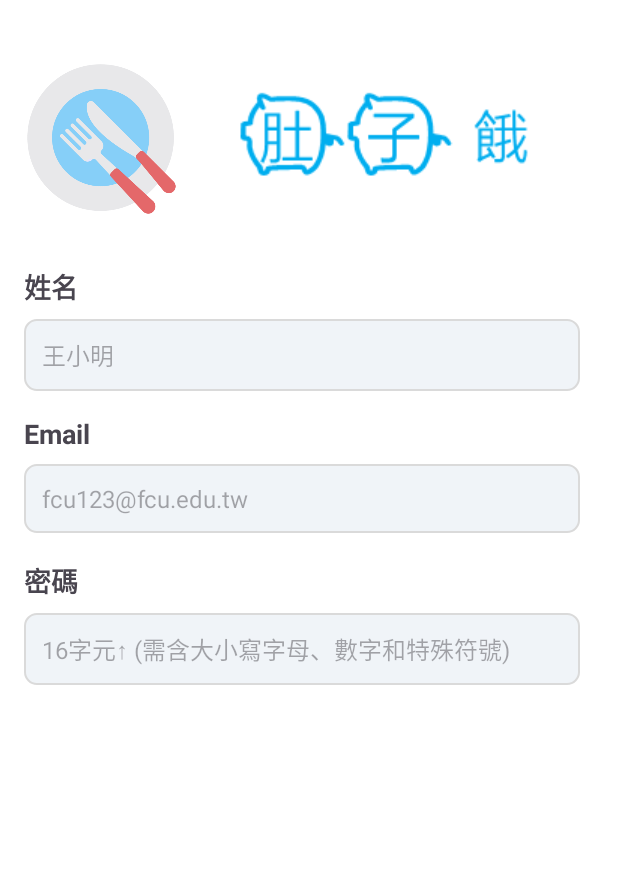
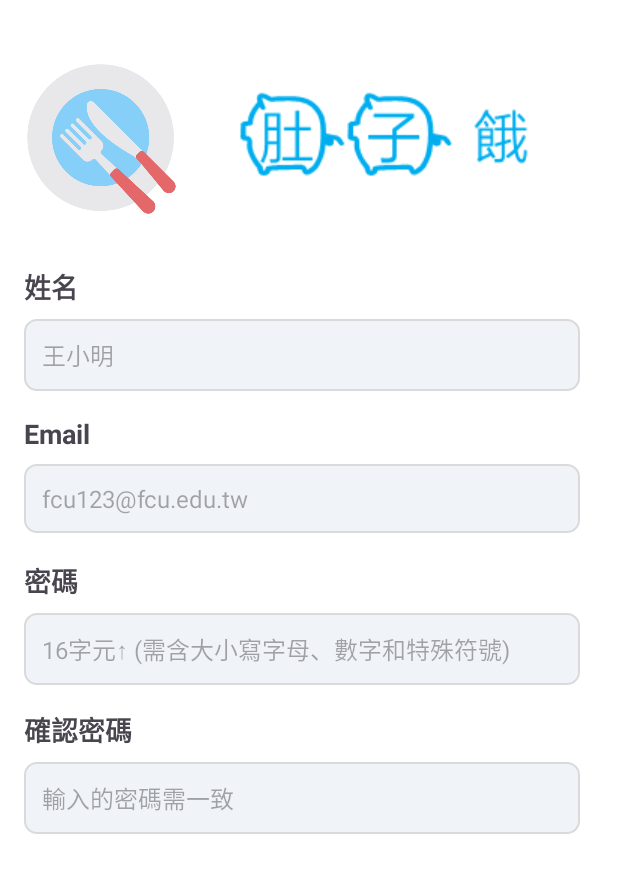
Before and after one commit to WhitePomeranian/Mobile-Application-Development_Hungry, an Android app: the screen it shows after launch (MainActivity), on a phone screen of 412 x 824 dp. Shown: the top 873 px of the screen. Run offline under Robolectric (Android 15) with nearby library versions, the phone set to English and light mode, and no system bars.

Commit message:
新增確認密碼的欄位

```diff
--- a/app/src/main/res/layout/activity_main.xml
+++ b/app/src/main/res/layout/activity_main.xml
@@ -8,7 +8,7 @@
     tools:context=".MainActivity">
 
     <TextView
-        android:id="@+id/textView"
+        android:id="@+id/tv_name"
         android:layout_width="wrap_content"
         android:layout_height="wrap_content"
         android:layout_marginStart="16dp"
@@ -17,20 +17,20 @@
         android:textAppearance="@style/TextAppearance.AppCompat.Medium"
         android:textStyle="bold"
         app:layout_constraintStart_toStartOf="parent"
-        app:layout_constraintTop_toBottomOf="@+id/imageView2" />
+        app:layout_constraintTop_toBottomOf="@+id/iv_app_logo" />
 
     <ImageView
-        android:id="@+id/imageView"
+        android:id="@+id/iv_app_name"
         android:layout_width="wrap_content"
         android:layout_height="wrap_content"
         android:layout_marginStart="20dp"
         android:layout_marginTop="48dp"
-        app:layout_constraintStart_toEndOf="@+id/imageView2"
+        app:layout_constraintStart_toEndOf="@+id/iv_app_logo"
         app:layout_constraintTop_toTopOf="parent"
         app:srcCompat="@drawable/title" />
 
     <ImageView
-        android:id="@+id/imageView2"
+        android:id="@+id/iv_app_logo"
         android:layout_width="103dp"
         android:layout_height="137dp"
         android:layout_marginStart="16dp"
@@ -40,7 +40,7 @@
         app:srcCompat="@drawable/kitchen_accessories" />
 
     <EditText
-        android:id="@+id/editTextName"
+        android:id="@+id/et_name"
         android:layout_width="0dp"
         android:layout_height="wrap_content"
         android:layout_marginTop="8dp"
@@ -52,28 +52,28 @@
         android:padding="12dp"
         android:textColor="#000000"
         android:textSize="16sp"
-        app:layout_constraintEnd_toEndOf="@+id/textView"
+        app:layout_constraintEnd_toEndOf="@+id/tv_name"
         app:layout_constraintHorizontal_bias="0.0"
-        app:layout_constraintStart_toStartOf="@+id/textView"
-        app:layout_constraintTop_toBottomOf="@+id/textView"
+        app:layout_constraintStart_toStartOf="@+id/tv_name"
+        app:layout_constraintTop_toBottomOf="@+id/tv_name"
         app:layout_constraintWidth_default="percent"
         app:layout_constraintWidth_percent="0.9" />
 
     <TextView
-        android:id="@+id/textView3"
+        android:id="@+id/tv_email"
         android:layout_width="wrap_content"
         android:layout_height="wrap_content"
         android:layout_marginTop="72dp"
         android:text="@string/email_title"
         android:textAppearance="@style/TextAppearance.AppCompat.Medium"
         android:textStyle="bold"
-        app:layout_constraintEnd_toEndOf="@+id/textView"
+        app:layout_constraintEnd_toEndOf="@+id/tv_name"
         app:layout_constraintHorizontal_bias="0.0"
-        app:layout_constraintStart_toStartOf="@+id/textView"
-        app:layout_constraintTop_toBottomOf="@+id/textView" />
+        app:layout_constraintStart_toStartOf="@+id/tv_name"
+        app:layout_constraintTop_toBottomOf="@+id/tv_name" />
 
     <EditText
-        android:id="@+id/editTextTextEmailAddress"
+        android:id="@+id/et_email"
         android:layout_width="0dp"
         android:layout_height="wrap_content"
         android:layout_marginTop="8dp"
@@ -85,28 +85,28 @@
         android:padding="12dp"
         android:textColor="#000000"
         android:textSize="16sp"
-        app:layout_constraintEnd_toEndOf="@+id/textView3"
+        app:layout_constraintEnd_toEndOf="@+id/tv_email"
         app:layout_constraintHorizontal_bias="0.0"
-        app:layout_constraintStart_toStartOf="@+id/textView3"
-        app:layout_constraintTop_toBottomOf="@+id/textView3"
+        app:layout_constraintStart_toStartOf="@+id/tv_email"
+        app:layout_constraintTop_toBottomOf="@+id/tv_email"
         app:layout_constraintWidth_default="percent"
         app:layout_constraintWidth_percent="0.9" />
 
     <TextView
-        android:id="@+id/textView2"
+        android:id="@+id/tv_password"
         android:layout_width="wrap_content"
         android:layout_height="wrap_content"
         android:layout_marginTop="72dp"
         android:text="@string/password_title"
         android:textAppearance="@style/TextAppearance.AppCompat.Medium"
         android:textStyle="bold"
-        app:layout_constraintEnd_toEndOf="@+id/textView3"
+        app:layout_constraintEnd_toEndOf="@+id/tv_email"
         app:layout_constraintHorizontal_bias="0.0"
-        app:layout_constraintStart_toStartOf="@+id/textView3"
-        app:layout_constraintTop_toBottomOf="@+id/textView3" />
+        app:layout_constraintStart_toStartOf="@+id/tv_email"
+        app:layout_constraintTop_toBottomOf="@+id/tv_email" />
 
     <EditText
-        android:id="@+id/editTextTextPassword"
+        android:id="@+id/et_password"
         android:layout_width="0dp"
         android:layout_height="wrap_content"
         android:layout_marginTop="8dp"
@@ -118,11 +118,43 @@
         android:padding="12dp"
         android:textColor="#000000"
         android:textSize="16sp"
-        app:layout_constraintEnd_toEndOf="@+id/textView2"
+        app:layout_constraintEnd_toEndOf="@+id/tv_password"
         app:layout_constraintHorizontal_bias="0.0"
-        app:layout_constraintStart_toStartOf="@+id/textView2"
-        app:layout_constraintTop_toBottomOf="@+id/textView2"
+        app:layout_constraintStart_toStartOf="@+id/tv_password"
+        app:layout_constraintTop_toBottomOf="@+id/tv_password"
         app:layout_constraintWidth_default="percent"
         app:layout_constraintWidth_percent="0.9" />
 
+    <EditText
+        android:id="@+id/et_confirm_password"
+        android:layout_width="0dp"
+        android:layout_height="wrap_content"
+        android:layout_marginTop="8dp"
+        android:background="@drawable/edittext_background"
+        android:ems="50"
+        android:hint="@string/confirm_password_hint"
+        android:inputType="textPassword"
+        android:padding="12dp"
+        android:textColor="#000000"
+        android:textSize="16sp"
+        app:layout_constraintEnd_toEndOf="@+id/tv_confirm_password"
+        app:layout_constraintHorizontal_bias="0.0"
+        app:layout_constraintStart_toStartOf="@+id/tv_confirm_password"
+        app:layout_constraintTop_toBottomOf="@+id/tv_confirm_password"
+        app:layout_constraintWidth_default="percent"
+        app:layout_constraintWidth_percent="0.9" />
+
+    <TextView
+        android:id="@+id/tv_confirm_password"
+        android:layout_width="wrap_content"
+        android:layout_height="wrap_content"
+        android:layout_marginTop="72dp"
+        android:text="@string/confirm_password_title"
+        android:textAppearance="@style/TextAppearance.AppCompat.Medium"
+        android:textStyle="bold"
+        app:layout_constraintEnd_toEndOf="@+id/tv_password"
+        app:layout_constraintHorizontal_bias="0.0"
+        app:layout_constraintStart_toStartOf="@+id/tv_password"
+        app:layout_constraintTop_toBottomOf="@+id/tv_password" />
+
 </androidx.constraintlayout.widget.ConstraintLayout>
--- a/app/src/main/res/values/strings.xml
+++ b/app/src/main/res/values/strings.xml
@@ -6,4 +6,6 @@
     <string name="email_hint">fcu123@fcu.edu.tw</string>
     <string name="password_title">密碼</string>
     <string name="password_hint">16字元↑ (需含大小寫字母、數字和特殊符號)</string>
+    <string name="confirm_password_title">確認密碼</string>
+    <string name="confirm_password_hint">輸入的密碼需一致</string>
 </resources>
```
